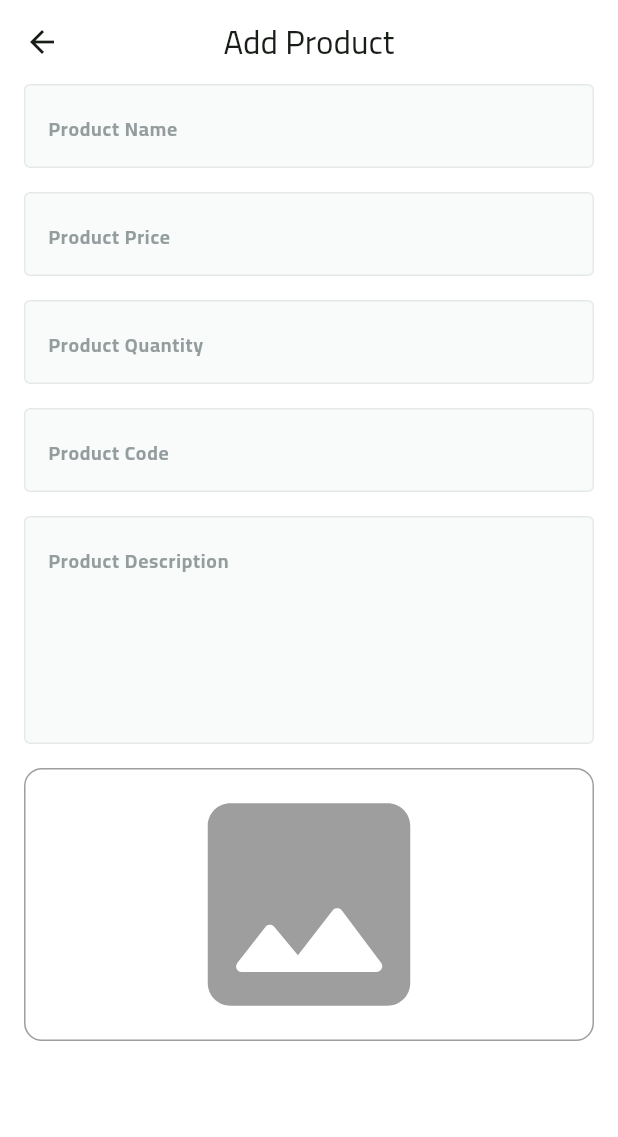
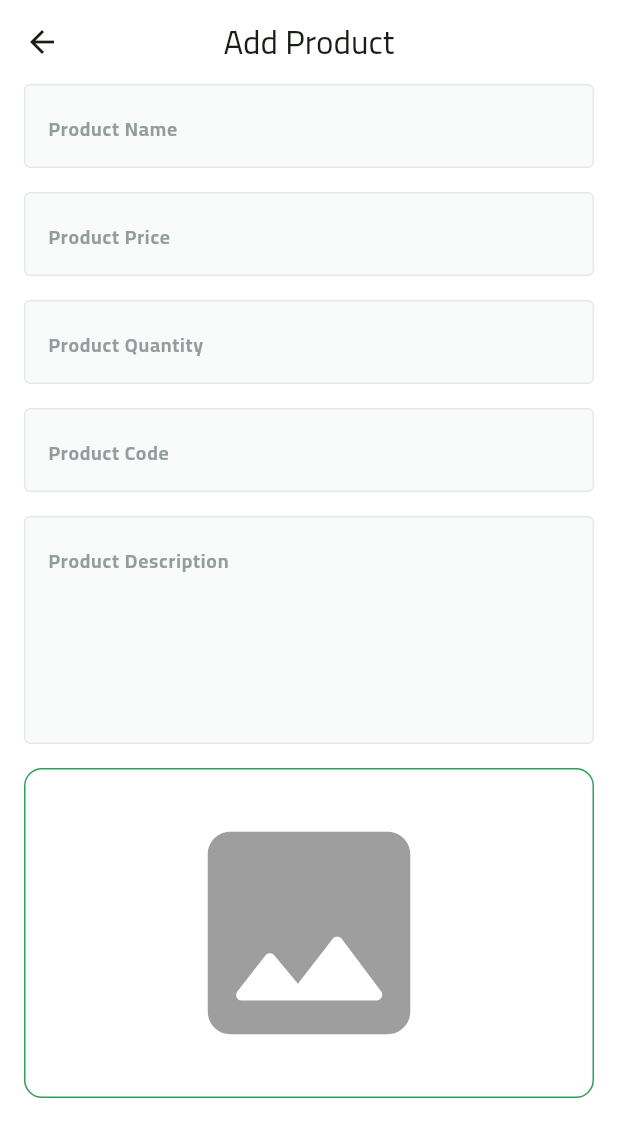
Before and after one commit to 3madhani/fruit_hub_dashboard, a Flutter app: the AddProductView screen opened by its route, on a phone screen of 412 x 824 dp. Shown: the top 1137 px of the screen. Run offline on Flutter 3.47's test engine with Material 3 defaults, Android fonts, the phone set to English and light mode, and no system bars; drawn by our look-alikes of skeletonizer; our stand-ins replace firebase_core, image_picker; accounts and stored records are empty.

Commit message:
feat: Add image picker functionality and file selector support for product images

```diff
--- a/lib/feature/add_product/presentation/view/widgets/image_field.dart
+++ b/lib/feature/add_product/presentation/view/widgets/image_field.dart
@@ -1,17 +1,64 @@
+import 'dart:io';
+
 import 'package:flutter/material.dart';
+import 'package:image_picker/image_picker.dart';
+import 'package:skeletonizer/skeletonizer.dart';
 
-class ImageField extends StatelessWidget {
+import '../../../../../core/utils/app_colors.dart';
+
+class ImageField extends StatefulWidget {
   const ImageField({super.key});
 
   @override
+  State<ImageField> createState() => _ImageFieldState();
+}
+
+class _ImageFieldState extends State<ImageField> {
+  bool isLoading = false;
+  File? fileImage;
+  @override
   Widget build(BuildContext context) {
-    return Container(
-      width: double.infinity,
-      decoration: BoxDecoration(
-        border: Border.all(color: Colors.grey),
-        borderRadius: BorderRadius.circular(12),
+    return Skeletonizer(
+      enabled: isLoading,
+      child: GestureDetector(
+        onTap: () async {
+          isLoading = true;
+          setState(() {});
+          try {
+            final ImagePicker picker = ImagePicker();
+            // Pick an image.
+            final XFile? image = await picker.pickImage(
+              source: ImageSource.gallery,
+            );
+            if (image != null) {
+              fileImage = File(image.path);
+            }
+          } on Exception catch (e) {
+            // TODO
+          }
+          isLoading = false;
+          setState(() {});
+        },
+        child: Container(
+          height: 220,
+          width: double.infinity,
+          decoration: BoxDecoration(
+            border: Border.all(color: AppColors.primaryLightColor),
+            borderRadius: BorderRadius.circular(12),
+          ),
+          child:
+              fileImage != null
+                  ? ClipRRect(
+                    borderRadius: BorderRadius.circular(12),
+                    child: Image.file(fileImage!, fit: BoxFit.fill),
+                  )
+                  : const Icon(
+                    size: 180,
+                    Icons.image_rounded,
+                    color: Colors.grey,
+                  ),
+        ),
       ),
-      child: const Icon(size: 180, Icons.image_rounded, color: Colors.grey),
     );
   }
 }
```
Also changed, not shown: pubspec.yaml (+8 -7 lines), pubspec.lock, 6 other files.
